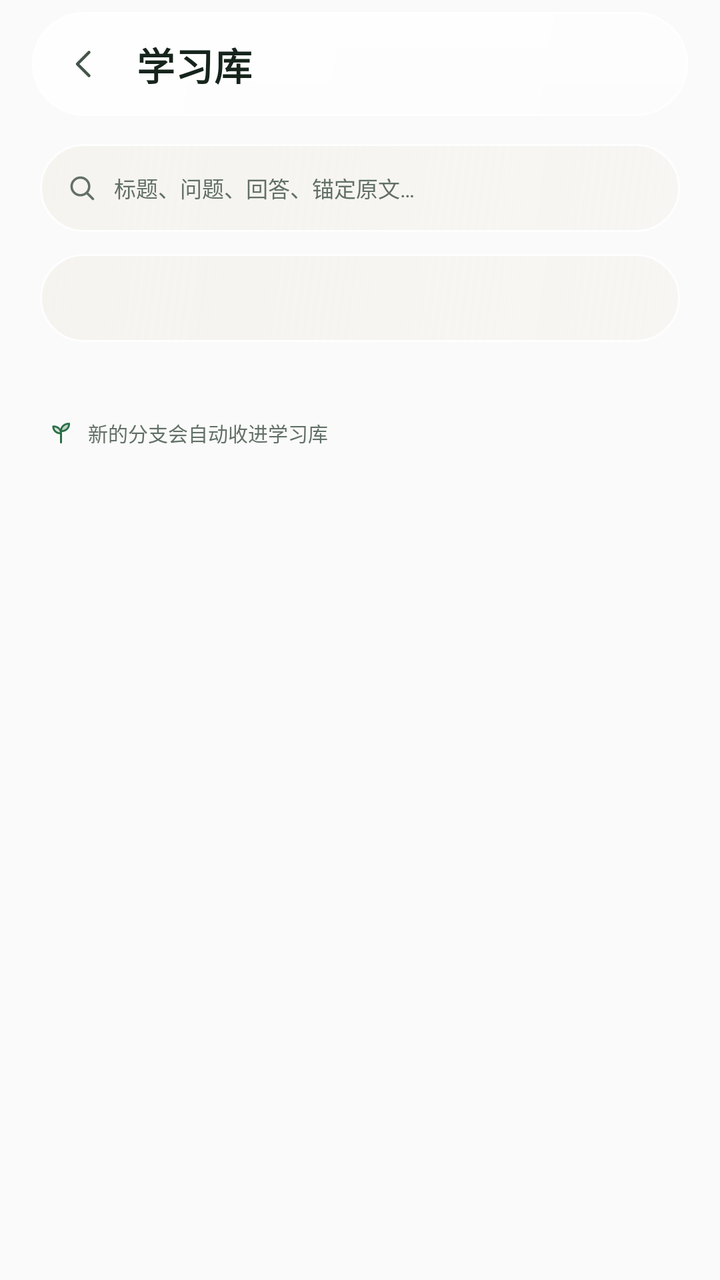
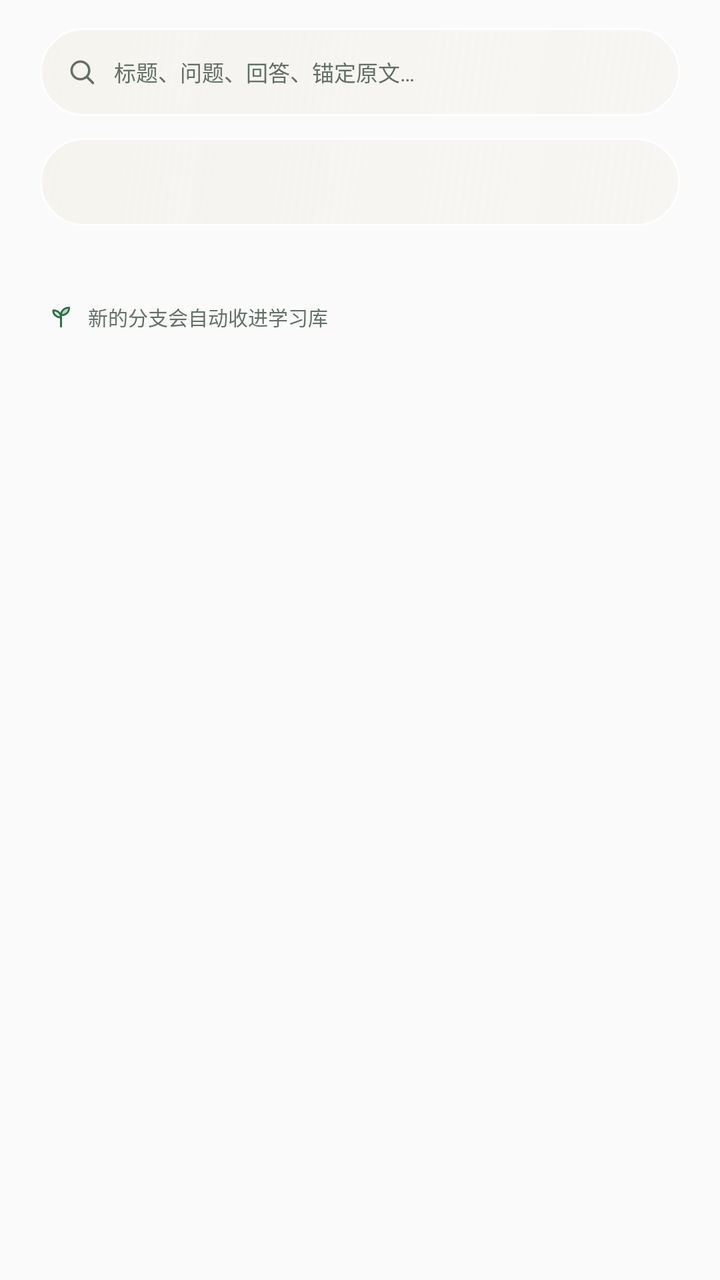

An Android layout rendered at two revisions. The XML below is the earlier revision; the diff shows what the commit changed to produce the second picture.
<!-- AndroidManifest.xml: application theme Theme.TreeLearn -->
<!-- res/layout/screen_library_body.xml -->
<?xml version="1.0" encoding="utf-8"?>
<LinearLayout xmlns:android="http://schemas.android.com/apk/res/android"
    android:layout_width="match_parent"
    android:layout_height="wrap_content"
    android:orientation="vertical"
    android:paddingBottom="@dimen/space_s6">

    <LinearLayout
        android:id="@+id/library_appbar"
        android:layout_width="match_parent"
        android:layout_height="@dimen/topbar_height"
        android:layout_marginStart="@dimen/space_s4"
        android:layout_marginTop="@dimen/topbar_offset"
        android:layout_marginEnd="@dimen/space_s4"
        android:background="@drawable/bg_glass_bar"
        android:elevation="@dimen/glass_capsule_elevation"
        android:gravity="center_vertical"
        android:orientation="horizontal"
        android:paddingStart="@dimen/space_s2"
        android:paddingEnd="@dimen/space_s2">

        <ImageView
            android:id="@+id/library_back"
            android:layout_width="@dimen/topbar_icon"
            android:layout_height="@dimen/topbar_icon"
            android:background="@drawable/bg_icon_button"
            android:contentDescription="@string/cd_library_back"
            android:padding="@dimen/space_s2"
            android:scaleType="centerInside"
            android:src="@drawable/ic_nav_back"
            android:tint="@color/tl_ink2" />

        <TextView
            android:id="@+id/library_title"
            android:layout_width="wrap_content"
            android:layout_height="wrap_content"
            android:layout_marginStart="@dimen/space_s2"
            android:fontFamily="@font/noto_serif_sc"
            android:letterSpacing="0.02"
            android:text="@string/library_title"
            android:textColor="@color/tl_ink"
            android:textSize="@dimen/text_library_title"
            android:textStyle="bold" />
    </LinearLayout>

    <EditText
        android:id="@+id/library_search_input"
        android:layout_width="match_parent"
        android:layout_height="@dimen/touch_min"
        android:layout_marginStart="@dimen/page_gutter"
        android:layout_marginTop="@dimen/library_body_top"
        android:layout_marginEnd="@dimen/page_gutter"
        android:background="@drawable/bg_library_search"
        android:cursorVisible="true"
        android:drawableStart="@drawable/ic_search"
        android:drawablePadding="@dimen/space_s2"
        android:focusable="true"
        android:focusableInTouchMode="true"
        android:hint="@string/library_search_hint"
        android:imeOptions="actionSearch"
        android:importantForAutofill="no"
        android:includeFontPadding="false"
        android:inputType="text"
        android:maxLines="1"
        android:paddingStart="@dimen/library_search_pad"
        android:paddingEnd="@dimen/library_search_pad"
        android:textColor="@color/tl_ink"
        android:textColorHint="@color/tl_ink3"
        android:textSize="@dimen/text_library_search" />

    <TextView
        android:id="@+id/library_search_scope"
        android:layout_width="match_parent"
        android:layout_height="wrap_content"
        android:paddingStart="@dimen/page_gutter"
        android:paddingTop="@dimen/space_s2"
        android:paddingEnd="@dimen/page_gutter"
        android:text="@string/library_search_scope"
        android:textColor="@color/tl_ink3"
        android:textSize="@dimen/text_cap"
        android:visibility="gone" />

    
    <LinearLayout
        android:id="@+id/library_segment"
        android:layout_width="match_parent"
        android:layout_height="@dimen/touch_min"
        android:layout_marginStart="@dimen/page_gutter"
        android:layout_marginTop="@dimen/library_segment_top"
        android:layout_marginEnd="@dimen/page_gutter"
        android:background="@drawable/bg_library_segment"
        android:orientation="horizontal"
        android:paddingStart="@dimen/library_segment_pad"
        android:paddingEnd="@dimen/library_segment_pad">

        <TextView
            android:id="@+id/library_segment_in_progress"
            android:layout_width="0dp"
            android:layout_height="match_parent"
            android:layout_weight="1"
            android:clickable="true"
            android:focusable="true"
            android:gravity="center"
            android:textSize="@dimen/text_library_segment" />

        <TextView
            android:id="@+id/library_segment_done"
            android:layout_width="0dp"
            android:layout_height="match_parent"
            android:layout_marginStart="@dimen/library_segment_gap"
            android:layout_weight="1"
            android:clickable="true"
            android:focusable="true"
            android:gravity="center"
            android:textSize="@dimen/text_library_segment" />
    </LinearLayout>

    <LinearLayout
        android:id="@+id/library_rows"
        android:layout_width="match_parent"
        android:layout_height="wrap_content"
        android:layout_marginTop="@dimen/library_list_top"
        android:orientation="vertical" />

    <TextView
        android:id="@+id/library_state"
        android:layout_width="match_parent"
        android:layout_height="wrap_content"
        android:gravity="center"
        android:paddingStart="@dimen/page_gutter"
        android:paddingTop="@dimen/space_s6"
        android:paddingEnd="@dimen/page_gutter"
        android:textColor="@color/tl_ink3"
        android:textSize="@dimen/text_sm"
        android:visibility="gone" />

    <LinearLayout
        android:id="@+id/library_note"
        android:layout_width="match_parent"
        android:layout_height="wrap_content"
        android:layout_marginStart="@dimen/page_gutter"
        android:layout_marginTop="@dimen/library_note_top"
        android:layout_marginEnd="@dimen/page_gutter"
        android:gravity="center_vertical"
        android:orientation="horizontal"
        android:paddingStart="@dimen/space_s1"
        android:paddingEnd="@dimen/space_s1">

        <ImageView
            android:id="@+id/library_note_icon"
            android:layout_width="@dimen/library_note_icon"
            android:layout_height="@dimen/library_note_icon"
            android:importantForAccessibility="no"
            android:src="@drawable/ic_brand_sprout"
            android:tint="@color/tl_green" />

        <TextView
            android:id="@+id/library_note_text"
            android:layout_width="0dp"
            android:layout_height="wrap_content"
            android:layout_marginStart="@dimen/library_note_gap"
            android:layout_weight="1"
            android:lineSpacingMultiplier="1.6"
            android:text="@string/library_note"
            android:textColor="@color/tl_ink3"
            android:textSize="@dimen/text_library_note" />
    </LinearLayout>
</LinearLayout>
<!-- resources referenced by this layout -->
<resources>
  <color name="tl_green">#2B6E45</color>
  <color name="tl_ink">#16241C</color>
  <color name="tl_ink2">#435449</color>
  <color name="tl_ink3">#627067</color>
  <dimen name="glass_capsule_elevation">8dp</dimen>
  <dimen name="library_body_top">14dp</dimen>
  <dimen name="library_list_top">14dp</dimen>
  <dimen name="library_note_gap">7dp</dimen>
  <dimen name="library_note_icon">13dp</dimen>
  <dimen name="library_note_top">24dp</dimen>
  <dimen name="library_search_pad">13dp</dimen>
  <dimen name="library_segment_gap">4dp</dimen>
  <dimen name="library_segment_pad">4dp</dimen>
  <dimen name="library_segment_top">11dp</dimen>
  <dimen name="page_gutter">20dp</dimen>
  <dimen name="space_s1">4dp</dimen>
  <dimen name="space_s2">8dp</dimen>
  <dimen name="space_s4">16dp</dimen>
  <dimen name="space_s6">24dp</dimen>
  <dimen name="text_cap">11sp</dimen>
  <dimen name="text_library_note">10sp</dimen>
  <dimen name="text_library_search">11sp</dimen>
  <dimen name="text_library_segment">10.5sp</dimen>
  <dimen name="text_library_title">19sp</dimen>
  <dimen name="text_sm">13sp</dimen>
  <dimen name="topbar_height">52dp</dimen>
  <dimen name="topbar_icon">36dp</dimen>
  <dimen name="topbar_offset">6dp</dimen>
  <dimen name="touch_min">44dp</dimen>
  <!-- drawable bg_glass_bar (drawable) -->
  <?xml version="1.0" encoding="utf-8"?>
  <layer-list xmlns:android="http://schemas.android.com/apk/res/android">
      <item>
          <shape android:shape="rectangle">
              <gradient
                  android:angle="270"
                  android:endColor="@android:color/transparent"
                  android:startColor="@color/glass_sheen" />
              <corners android:radius="@dimen/radius_full" />
          </shape>
      </item>
      <item>
          <shape android:shape="rectangle">
              <gradient
                  android:angle="315"
                  android:endColor="@color/glass_chrome_lo"
                  android:startColor="@color/glass_chrome" />
              <stroke android:width="@dimen/hairline" android:color="@color/glass_edge" />
              <corners android:radius="@dimen/radius_full" />
          </shape>
      </item>
  </layer-list>
  <!-- drawable bg_icon_button (drawable) -->
  <?xml version="1.0" encoding="utf-8"?>
  <ripple xmlns:android="http://schemas.android.com/apk/res/android"
      android:color="@color/ripple_control">
      <item>
          <shape android:shape="rectangle">
              <solid android:color="@android:color/transparent" />
              <corners android:radius="@dimen/radius_md" />
          </shape>
      </item>
      <item android:id="@android:id/mask">
          <shape android:shape="rectangle">
              <solid android:color="@android:color/white" />
              <corners android:radius="@dimen/radius_md" />
          </shape>
      </item>
  </ripple>
  <!-- drawable ic_nav_back (drawable) -->
  <?xml version="1.0" encoding="utf-8"?>
  <vector xmlns:android="http://schemas.android.com/apk/res/android"
      android:width="24dp"
      android:height="24dp"
      android:viewportWidth="24"
      android:viewportHeight="24">
      <path
          android:pathData="M15 5l-7 7 7 7"
          android:strokeColor="#FF212121"
          android:strokeWidth="1.8"
          android:strokeLineCap="round"
          android:strokeLineJoin="round" />
  </vector>
  <string name="cd_library_back">返回</string>
  <string name="library_note">新的分支会自动收进学习库</string>
  <string name="library_title">学习库</string>
  <color name="glass_sheen">#80FFFFFF</color>
  <dimen name="radius_full">99dp</dimen>
  <color name="glass_chrome_lo">#6EFFFFFF</color>
  <color name="glass_chrome">#BDFFFFFF</color>
  <dimen name="hairline">1dp</dimen>
  <color name="glass_edge">#E0FFFFFF</color>
  <dimen name="radius_md">14dp</dimen>
  <color name="tl_green_deep">#164027</color>
  <color name="tl_bg">#F4F1EB</color>
  <color name="tl_mist_base">#EDEDE4</color>
  <color name="glass_field_lo">#6EF4F1EB</color>
  <color name="glass_field">#BDF4F1EB</color>
  <!-- unchanged entries left out for length: 9 -->
</resources>

<!-- the commit's change to res/layout/screen_library_body.xml (unified diff, before → after) -->
@@ -4,44 +4,6 @@
     android:layout_height="wrap_content"
     android:orientation="vertical"
     android:paddingBottom="@dimen/space_s6">
-
-    <LinearLayout
-        android:id="@+id/library_appbar"
-        android:layout_width="match_parent"
-        android:layout_height="@dimen/topbar_height"
-        android:layout_marginStart="@dimen/space_s4"
-        android:layout_marginTop="@dimen/topbar_offset"
-        android:layout_marginEnd="@dimen/space_s4"
-        android:background="@drawable/bg_glass_bar"
-        android:elevation="@dimen/glass_capsule_elevation"
-        android:gravity="center_vertical"
-        android:orientation="horizontal"
-        android:paddingStart="@dimen/space_s2"
-        android:paddingEnd="@dimen/space_s2">
-
-        <ImageView
-            android:id="@+id/library_back"
-            android:layout_width="@dimen/topbar_icon"
-            android:layout_height="@dimen/topbar_icon"
-            android:background="@drawable/bg_icon_button"
-            android:contentDescription="@string/cd_library_back"
-            android:padding="@dimen/space_s2"
-            android:scaleType="centerInside"
-            android:src="@drawable/ic_nav_back"
-            android:tint="@color/tl_ink2" />
-
-        <TextView
-            android:id="@+id/library_title"
-            android:layout_width="wrap_content"
-            android:layout_height="wrap_content"
-            android:layout_marginStart="@dimen/space_s2"
-            android:fontFamily="@font/noto_serif_sc"
-            android:letterSpacing="0.02"
-            android:text="@string/library_title"
-            android:textColor="@color/tl_ink"
-            android:textSize="@dimen/text_library_title"
-            android:textStyle="bold" />
-    </LinearLayout>
 
     <EditText
         android:id="@+id/library_search_input"
<!-- resource entries referenced after the edit -->
@@ -4,7 +4,6 @@
   <color name="tl_ink">#16241C</color>
   <color name="tl_ink2">#435449</color>
   <color name="tl_ink3">#627067</color>
-  <dimen name="glass_capsule_elevation">8dp</dimen>
   <dimen name="library_body_top">14dp</dimen>
   <dimen name="library_list_top">14dp</dimen>
   <dimen name="library_note_gap">7dp</dimen>
@@ -23,76 +22,12 @@
   <dimen name="text_library_note">10sp</dimen>
   <dimen name="text_library_search">11sp</dimen>
   <dimen name="text_library_segment">10.5sp</dimen>
-  <dimen name="text_library_title">19sp</dimen>
   <dimen name="text_sm">13sp</dimen>
-  <dimen name="topbar_height">52dp</dimen>
-  <dimen name="topbar_icon">36dp</dimen>
-  <dimen name="topbar_offset">6dp</dimen>
   <dimen name="touch_min">44dp</dimen>
-  <!-- drawable bg_glass_bar (drawable) -->
-  <?xml version="1.0" encoding="utf-8"?>
-  <layer-list xmlns:android="http://schemas.android.com/apk/res/android">
-      <item>
-          <shape android:shape="rectangle">
-              <gradient
-                  android:angle="270"
-                  android:endColor="@android:color/transparent"
-                  android:startColor="@color/glass_sheen" />
-              <corners android:radius="@dimen/radius_full" />
-          </shape>
-      </item>
-      <item>
-          <shape android:shape="rectangle">
-              <gradient
-                  android:angle="315"
-                  android:endColor="@color/glass_chrome_lo"
-                  android:startColor="@color/glass_chrome" />
-              <stroke android:width="@dimen/hairline" android:color="@color/glass_edge" />
-              <corners android:radius="@dimen/radius_full" />
-          </shape>
-      </item>
-  </layer-list>
-  <!-- drawable bg_icon_button (drawable) -->
-  <?xml version="1.0" encoding="utf-8"?>
-  <ripple xmlns:android="http://schemas.android.com/apk/res/android"
-      android:color="@color/ripple_control">
-      <item>
-          <shape android:shape="rectangle">
-              <solid android:color="@android:color/transparent" />
-              <corners android:radius="@dimen/radius_md" />
-          </shape>
-      </item>
-      <item android:id="@android:id/mask">
-          <shape android:shape="rectangle">
-              <solid android:color="@android:color/white" />
-              <corners android:radius="@dimen/radius_md" />
-          </shape>
-      </item>
-  </ripple>
-  <!-- drawable ic_nav_back (drawable) -->
-  <?xml version="1.0" encoding="utf-8"?>
-  <vector xmlns:android="http://schemas.android.com/apk/res/android"
-      android:width="24dp"
-      android:height="24dp"
-      android:viewportWidth="24"
-      android:viewportHeight="24">
-      <path
-          android:pathData="M15 5l-7 7 7 7"
-          android:strokeColor="#FF212121"
-          android:strokeWidth="1.8"
-          android:strokeLineCap="round"
-          android:strokeLineJoin="round" />
-  </vector>
-  <string name="cd_library_back">返回</string>
   <string name="library_note">新的分支会自动收进学习库</string>
-  <string name="library_title">学习库</string>
-  <color name="glass_sheen">#80FFFFFF</color>
   <dimen name="radius_full">99dp</dimen>
-  <color name="glass_chrome_lo">#6EFFFFFF</color>
-  <color name="glass_chrome">#BDFFFFFF</color>
   <dimen name="hairline">1dp</dimen>
   <color name="glass_edge">#E0FFFFFF</color>
-  <dimen name="radius_md">14dp</dimen>
   <color name="tl_green_deep">#164027</color>
   <color name="tl_bg">#F4F1EB</color>
   <color name="tl_mist_base">#EDEDE4</color>
